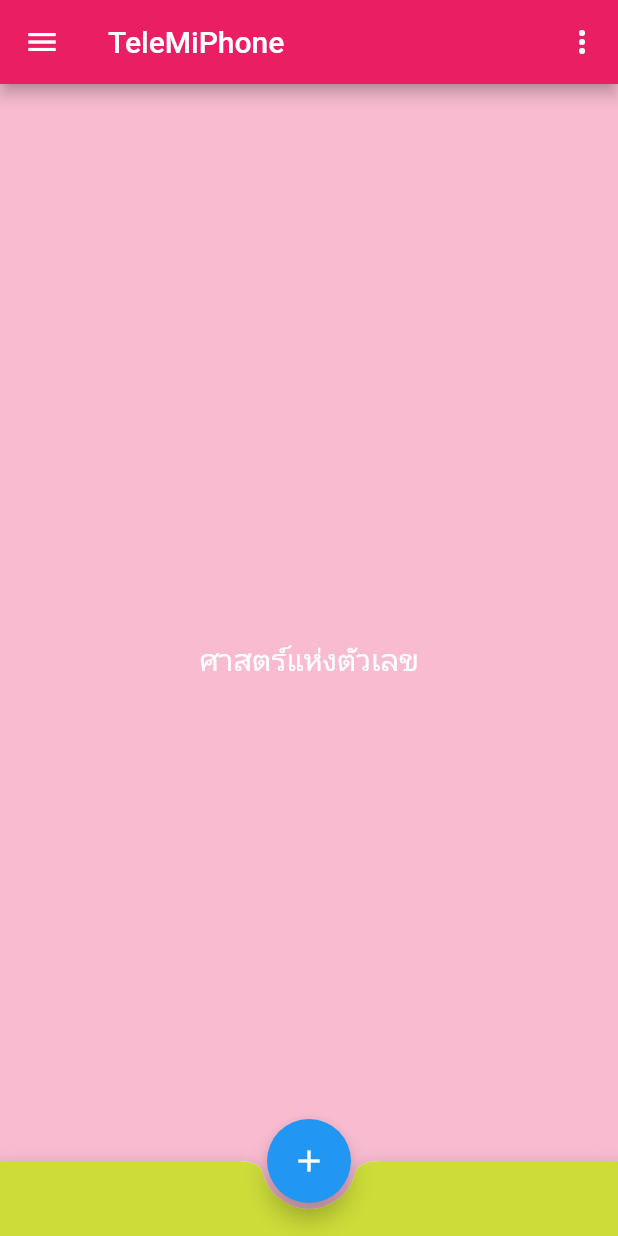
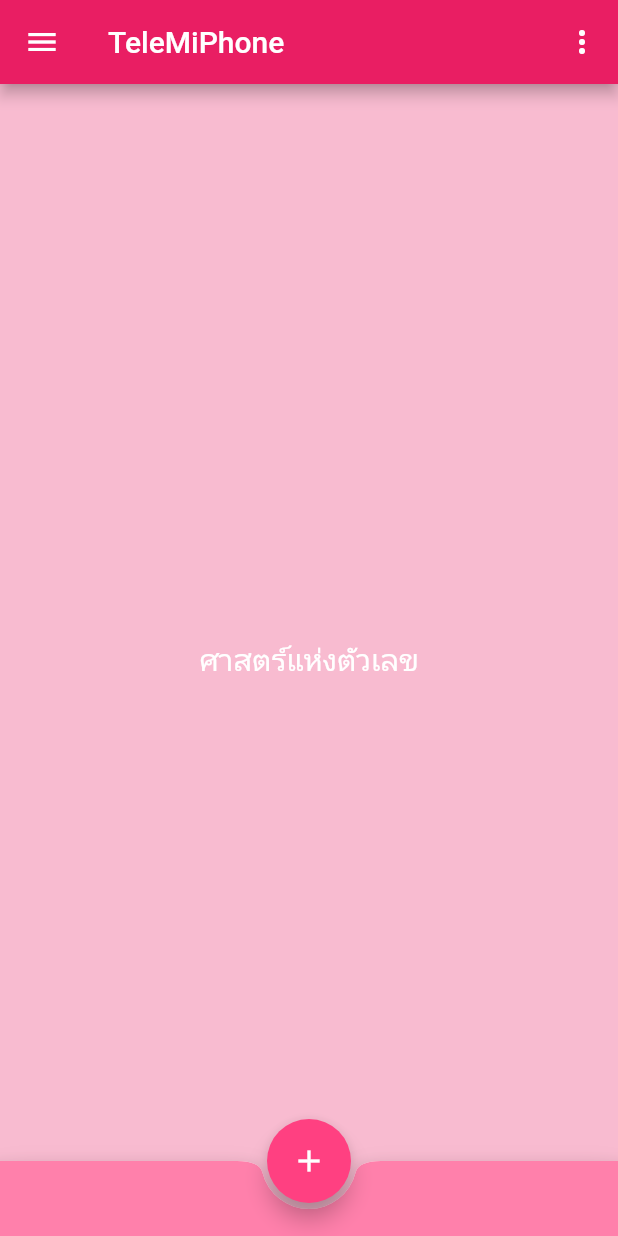
Before and after one commit to jirutbk/TeleMiPhone, a Flutter app: the screen it shows after launch, on a phone screen of 412 x 824 dp. Run offline on Flutter 3.47's test engine with Material 2 defaults, Android fonts, the phone set to English and light mode, and no system bars.

Commit message:
edit Theme

```diff
--- a/lib/main.dart
+++ b/lib/main.dart
@@ -17,7 +17,6 @@ class MyApp extends StatelessWidget {
   }
 }
 
-// ส่วนของ Stateful widget
 class MainScreen extends StatefulWidget {
   @override
   State<StatefulWidget> createState() {
@@ -58,7 +57,7 @@ class _MainScreen extends State<MainScreen> {
             DrawerHeader(
               child: Text('รายการทำนาย'),
               decoration: BoxDecoration(
-                color: Colors.lime,
+                color: Colors.pinkAccent,
               ),
             ),
             ListTile(title: Text('หมายเลขโทรศัพท์'), onTap: () {}),
@@ -92,12 +91,12 @@ class _MainScreen extends State<MainScreen> {
         clipBehavior: Clip.antiAlias,
         shape: const CircularNotchedRectangle(),
         child: Container(
-          color: Colors.lime,
+          color: Colors.pinkAccent[100],
           height: 50.0,
         ),
       ),
       floatingActionButton: FloatingActionButton(
-        backgroundColor: Colors.blue,
+        backgroundColor: Colors.pinkAccent,
         onPressed: () {},
         child: Icon(
           Icons.add,
```
